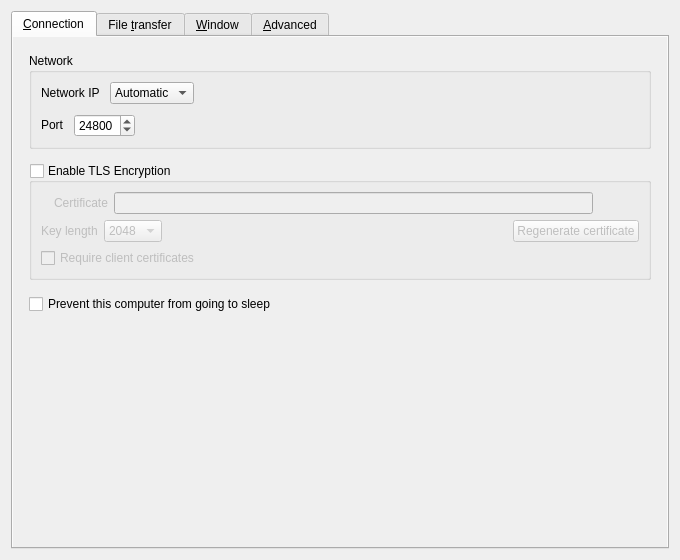
Qt form src/lib/gui/dialogs/SettingsDialog.ui (EugeneEvan/deskflow-filecopy) before a commit.
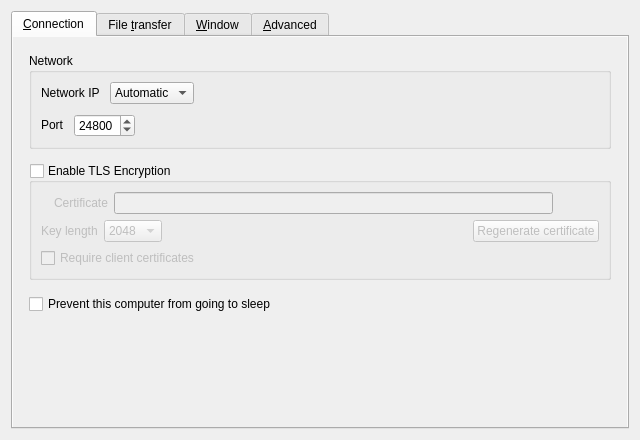
The same form after that commit. Icons and pictures are not drawn.

The edit to the form file:
```diff
--- a/src/lib/gui/dialogs/SettingsDialog.ui
+++ b/src/lib/gui/dialogs/SettingsDialog.ui
@@ -6,8 +6,8 @@
    <rect>
     <x>0</x>
     <y>0</y>
-    <width>680</width>
-    <height>560</height>
+    <width>640</width>
+    <height>440</height>
    </rect>
   </property>
   <property name="sizePolicy">
```
